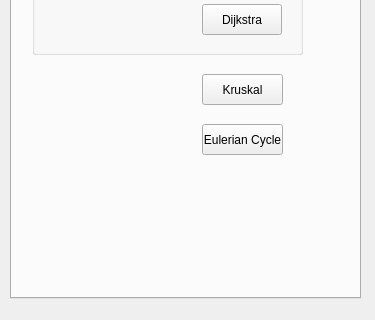
First picture: the form in graph_editor/tabwidget.ui, repository AleksDemakov/graph_editor, before the edit; both pictures show x 0 to 375 and y 172 to 492 of the 375 by 492 pixel window.
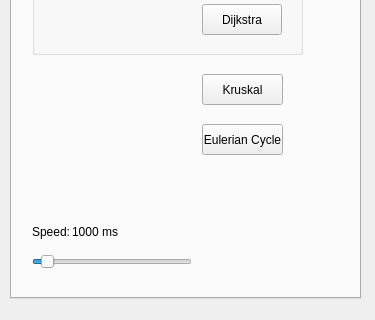
Second picture: the form after the edit.

```diff
--- a/graph_editor/tabwidget.ui
+++ b/graph_editor/tabwidget.ui
@@ -386,6 +386,63 @@
       <bool>false</bool>
      </property>
     </widget>
+    <widget class="QSlider" name="algos_time_slider">
+     <property name="geometry">
+      <rect>
+       <x>20</x>
+       <y>390</y>
+       <width>160</width>
+       <height>16</height>
+      </rect>
+     </property>
+     <property name="minimum">
+      <number>500</number>
+     </property>
+     <property name="maximum">
+      <number>10000</number>
+     </property>
+     <property name="singleStep">
+      <number>500</number>
+     </property>
+     <property name="pageStep">
+      <number>500</number>
+     </property>
+     <property name="sliderPosition">
+      <number>1000</number>
+     </property>
+     <property name="orientation">
+      <enum>Qt::Horizontal</enum>
+     </property>
+     <property name="tickPosition">
+      <enum>QSlider::NoTicks</enum>
+     </property>
+    </widget>
+    <widget class="QLabel" name="algos_time_label">
+     <property name="geometry">
+      <rect>
+       <x>20</x>
+       <y>360</y>
+       <width>41</width>
+       <height>16</height>
+      </rect>
+     </property>
+     <property name="text">
+      <string>Speed:</string>
+     </property>
+    </widget>
+    <widget class="QLabel" name="cur_algos_time">
+     <property name="geometry">
+      <rect>
+       <x>60</x>
+       <y>360</y>
+       <width>51</width>
+       <height>16</height>
+      </rect>
+     </property>
+     <property name="text">
+      <string>1000 ms</string>
+     </property>
+    </widget>
    </widget>
   </widget>
  </widget>
```
